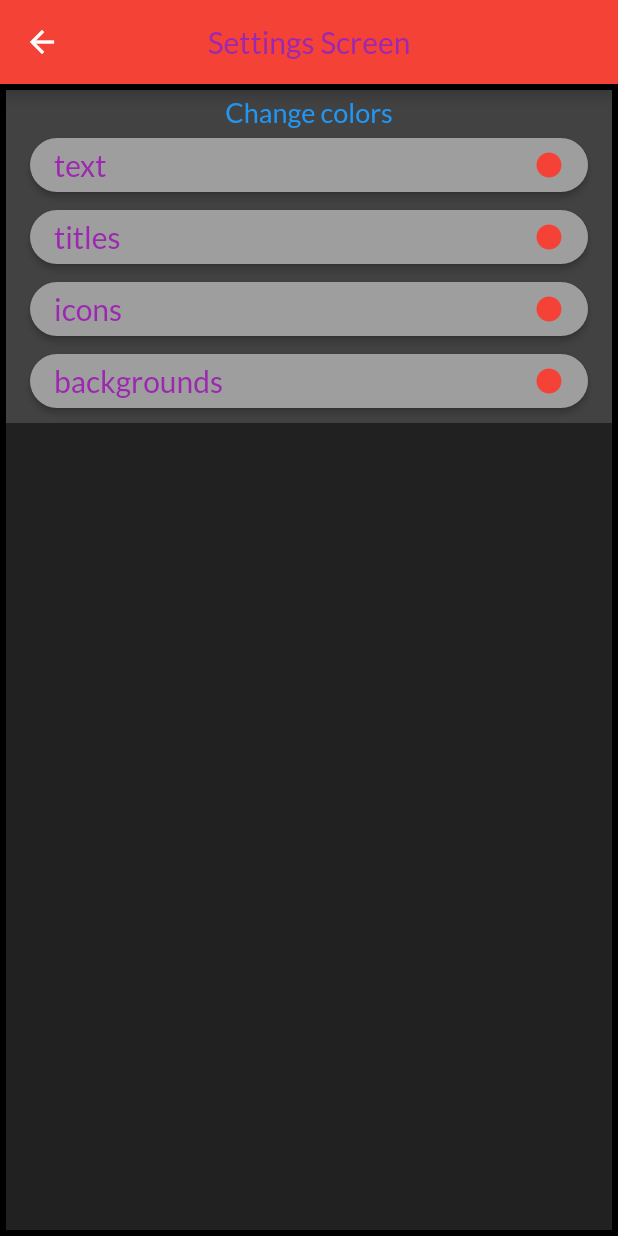
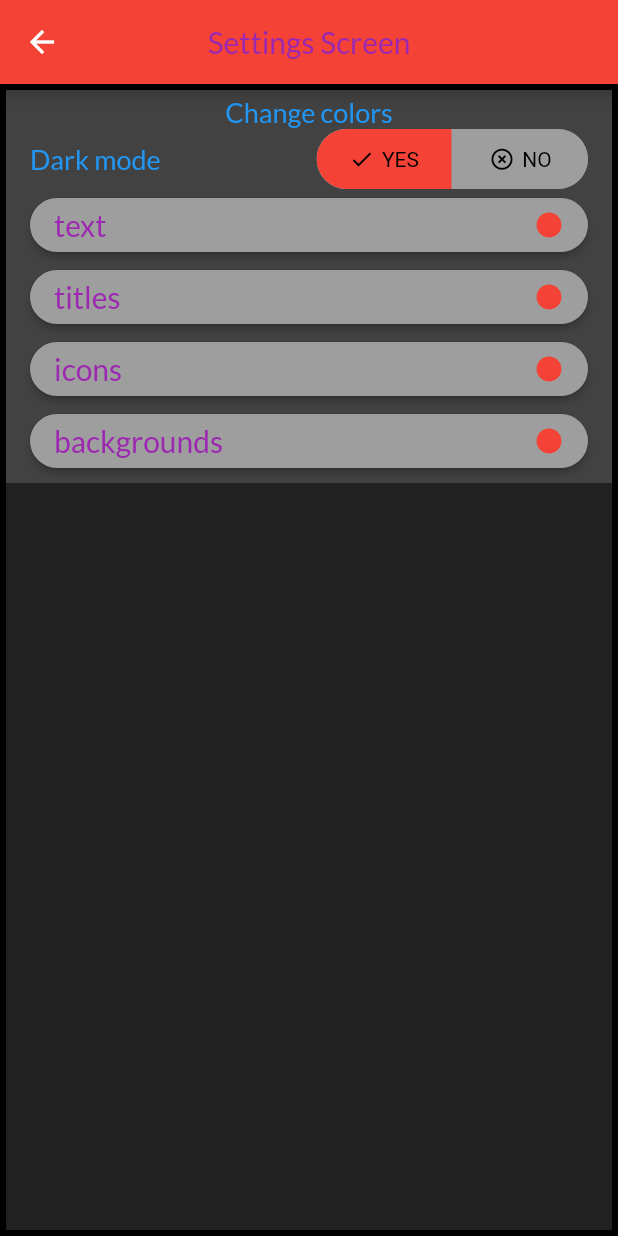
Before and after one commit to Apex-Finance/Finance-Main, a Flutter app: the SettingsScreen screen opened by its route, on a phone screen of 412 x 824 dp. Run offline on Flutter 3.47's test engine with Material 2 defaults, Android fonts, the phone set to English and light mode, and no system bars; drawn by our look-alikes of toggle_switch; our stand-ins replace auto_size_text, cloud_firestore, currency_text_input_formatter, firebase_auth, firebase_core, google_fonts and 3 more; missing offline and left inert: keyboard_avoider; accounts and stored records are empty.

Commit message:
dark mode toggle

```diff
--- a/Plutus/lib/screens/settings_screen.dart
+++ b/Plutus/lib/screens/settings_screen.dart
@@ -1,4 +1,5 @@
 import 'package:flutter/material.dart';
+import 'package:toggle_switch/toggle_switch.dart';
 
 class SettingsScreen extends StatelessWidget {
   static const routeName = '/settings';
@@ -30,6 +31,33 @@ class SettingsScreen extends StatelessWidget {
                     Text(
                       'Change colors',
                       style: Theme.of(context).textTheme.bodyText2,
+                    ),
+                    Row(
+                      mainAxisSize: MainAxisSize.max,
+                      children: [
+                        Expanded(
+                          child: Text(
+                            'Dark mode',
+                            style: Theme.of(context).textTheme.bodyText2,
+                          ),
+                        ),
+                        ToggleSwitch(
+                          minWidth: 90.0,
+                          cornerRadius: 20.0,
+                          activeBgColor: Theme.of(context).primaryColor,
+                          activeFgColor: Colors.black,
+                          inactiveBgColor: Colors.grey,
+                          inactiveFgColor: Colors.black,
+                          labels: ['YES', 'NO'],
+                          icons: [
+                            Icons.check,
+                            Icons.highlight_off,
+                          ],
+                          onToggle: (index) {
+                            print('switched to: $index');
+                          },
+                        ),
+                      ],
                     ),
                     RaisedButton(
                       shape: RoundedRectangleBorder(
--- a/Plutus/pubspec.yaml
+++ b/Plutus/pubspec.yaml
@@ -36,6 +36,7 @@ dependencies:
   cloud_firestore: ^0.14.3
   provider: ^4.3.2+2
   currency_text_input_formatter: ^1.0.3
+  toggle_switch: "^0.1.8"
 
   # The following adds the Cupertino Icons font to your application.
   # Use with the CupertinoIcons class for iOS style icons.
```
Also changed, not shown: Plutus/pubspec.lock.
